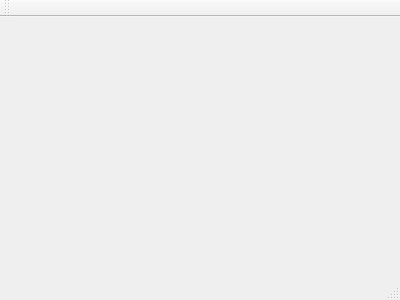
smilesun/mediaCV, file mainwindow.ui: the form before one commit.
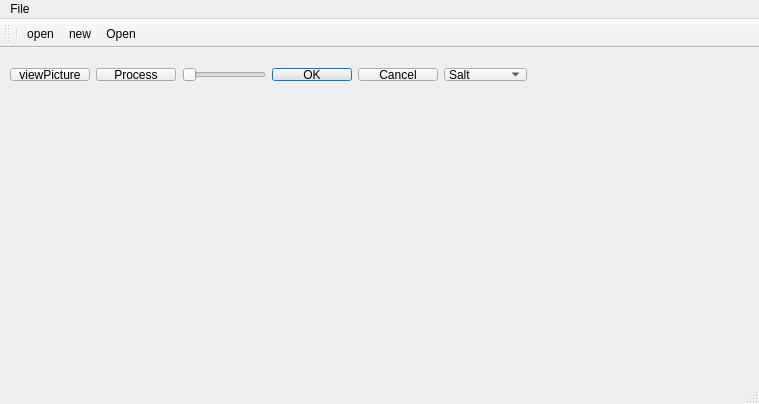
The form after the commit.

Patch:
```diff
--- a/mainwindow.ui
+++ b/mainwindow.ui
@@ -1,24 +1,251 @@
 <ui version="4.0">
  <class>MainWindow</class>
- <widget class="QMainWindow" name="MainWindow" >
-  <property name="geometry" >
+ <widget class="QMainWindow" name="MainWindow">
+  <property name="geometry">
    <rect>
     <x>0</x>
     <y>0</y>
-    <width>400</width>
-    <height>300</height>
+    <width>759</width>
+    <height>404</height>
    </rect>
   </property>
-  <property name="windowTitle" >
+  <property name="sizePolicy">
+   <sizepolicy hsizetype="Expanding" vsizetype="Expanding">
+    <horstretch>0</horstretch>
+    <verstretch>0</verstretch>
+   </sizepolicy>
+  </property>
+  <property name="windowTitle">
    <string>MainWindow</string>
   </property>
-  <widget class="QMenuBar" name="menuBar" />
-  <widget class="QToolBar" name="mainToolBar" />
-  <widget class="QWidget" name="centralWidget" />
-  <widget class="QStatusBar" name="statusBar" />
+  <property name="autoFillBackground">
+   <bool>true</bool>
+  </property>
+  <widget class="QWidget" name="centralWidget">
+   <property name="sizePolicy">
+    <sizepolicy hsizetype="Expanding" vsizetype="Expanding">
+     <horstretch>0</horstretch>
+     <verstretch>0</verstretch>
+    </sizepolicy>
+   </property>
+   <widget class="QWidget" name="">
+    <property name="geometry">
+     <rect>
+      <x>-1</x>
+      <y>9</y>
+      <width>761</width>
+      <height>35</height>
+     </rect>
+    </property>
+    <layout class="QGridLayout" name="gridLayout">
+     <property name="sizeConstraint">
+      <enum>QLayout::SetNoConstraint</enum>
+     </property>
+     <item row="0" column="0">
+      <layout class="QHBoxLayout" name="horizontalLayout_4">
+       <item>
+        <layout class="QHBoxLayout" name="horizontalLayout">
+         <item>
+          <widget class="QPushButton" name="pushButton">
+           <property name="sizePolicy">
+            <sizepolicy hsizetype="Expanding" vsizetype="Expanding">
+             <horstretch>0</horstretch>
+             <verstretch>0</verstretch>
+            </sizepolicy>
+           </property>
+           <property name="text">
+            <string>viewPicture</string>
+           </property>
+          </widget>
+         </item>
+         <item>
+          <widget class="QPushButton" name="pushButton_2">
+           <property name="sizePolicy">
+            <sizepolicy hsizetype="Expanding" vsizetype="Expanding">
+             <horstretch>0</horstretch>
+             <verstretch>0</verstretch>
+            </sizepolicy>
+           </property>
+           <property name="text">
+            <string>Process</string>
+           </property>
+          </widget>
+         </item>
+         <item>
+          <widget class="QSlider" name="horizontalSlider">
+           <property name="sizePolicy">
+            <sizepolicy hsizetype="Expanding" vsizetype="Expanding">
+             <horstretch>0</horstretch>
+             <verstretch>0</verstretch>
+            </sizepolicy>
+           </property>
+           <property name="orientation">
+            <enum>Qt::Horizontal</enum>
+           </property>
+          </widget>
+         </item>
+        </layout>
+       </item>
+       <item>
+        <layout class="QHBoxLayout" name="horizontalLayout_3">
+         <item>
+          <widget class="QDialogButtonBox" name="buttonBox">
+           <property name="sizePolicy">
+            <sizepolicy hsizetype="Expanding" vsizetype="Expanding">
+             <horstretch>0</horstretch>
+             <verstretch>0</verstretch>
+            </sizepolicy>
+           </property>
+           <property name="standardButtons">
+            <set>QDialogButtonBox::Cancel|QDialogButtonBox::Ok</set>
+           </property>
+          </widget>
+         </item>
+         <item>
+          <widget class="QComboBox" name="comboBox">
+           <property name="sizePolicy">
+            <sizepolicy hsizetype="Expanding" vsizetype="Expanding">
+             <horstretch>0</horstretch>
+             <verstretch>0</verstretch>
+            </sizepolicy>
+           </property>
+           <item>
+            <property name="text">
+             <string>Salt</string>
+            </property>
+           </item>
+           <item>
+            <property name="text">
+             <string>Laplacian</string>
+            </property>
+           </item>
+          </widget>
+         </item>
+        </layout>
+       </item>
+      </layout>
+     </item>
+     <item row="0" column="1">
+      <spacer name="horizontalSpacer">
+       <property name="orientation">
+        <enum>Qt::Horizontal</enum>
+       </property>
+       <property name="sizeHint" stdset="0">
+        <size>
+         <width>40</width>
+         <height>20</height>
+        </size>
+       </property>
+      </spacer>
+     </item>
+    </layout>
+   </widget>
+   <widget class="QWidget" name="">
+    <property name="geometry">
+     <rect>
+      <x>10</x>
+      <y>51</y>
+      <width>751</width>
+      <height>281</height>
+     </rect>
+    </property>
+    <layout class="QHBoxLayout" name="horizontalLayout_2">
+     <item>
+      <widget class="QLabel" name="label_input">
+       <property name="sizePolicy">
+        <sizepolicy hsizetype="Expanding" vsizetype="Expanding">
+         <horstretch>0</horstretch>
+         <verstretch>0</verstretch>
+        </sizepolicy>
+       </property>
+       <property name="text">
+        <string/>
+       </property>
+      </widget>
+     </item>
+     <item>
+      <spacer name="horizontalSpacer_2">
+       <property name="orientation">
+        <enum>Qt::Horizontal</enum>
+       </property>
+       <property name="sizeHint" stdset="0">
+        <size>
+         <width>40</width>
+         <height>20</height>
+        </size>
+       </property>
+      </spacer>
+     </item>
+     <item>
+      <widget class="QLabel" name="label_output">
+       <property name="sizePolicy">
+        <sizepolicy hsizetype="Expanding" vsizetype="Expanding">
+         <horstretch>0</horstretch>
+         <verstretch>0</verstretch>
+        </sizepolicy>
+       </property>
+       <property name="text">
+        <string/>
+       </property>
+      </widget>
+     </item>
+    </layout>
+   </widget>
+  </widget>
+  <widget class="QMenuBar" name="menuBar">
+   <property name="geometry">
+    <rect>
+     <x>0</x>
+     <y>0</y>
+     <width>759</width>
+     <height>25</height>
+    </rect>
+   </property>
+   <widget class="QMenu" name="menuFile">
+    <property name="title">
+     <string>File</string>
+    </property>
+    <addaction name="actionOpen"/>
+    <addaction name="actionNew"/>
+   </widget>
+   <addaction name="menuFile"/>
+  </widget>
+  <widget class="QToolBar" name="mainToolBar">
+   <attribute name="toolBarArea">
+    <enum>TopToolBarArea</enum>
+   </attribute>
+   <attribute name="toolBarBreak">
+    <bool>false</bool>
+   </attribute>
+   <addaction name="separator"/>
+   <addaction name="actionOpen"/>
+   <addaction name="actionNew"/>
+   <addaction name="actionOpen_2"/>
+  </widget>
+  <widget class="QStatusBar" name="statusBar"/>
+  <action name="actionOpen">
+   <property name="text">
+    <string>open</string>
+   </property>
+  </action>
+  <action name="actionNew">
+   <property name="text">
+    <string>new</string>
+   </property>
+  </action>
+  <action name="actionOpen_2">
+   <property name="checkable">
+    <bool>true</bool>
+   </property>
+   <property name="text">
+    <string>Open</string>
+   </property>
+   <property name="toolTip">
+    <string>&lt;html&gt;&lt;head/&gt;&lt;body&gt;&lt;p&gt;Open file&lt;/p&gt;&lt;/body&gt;&lt;/html&gt;</string>
+   </property>
+  </action>
  </widget>
- <layoutDefault spacing="6" margin="11" />
- <pixmapfunction></pixmapfunction>
+ <layoutdefault spacing="6" margin="11"/>
  <resources/>
  <connections/>
 </ui>
```
Left out of the diff: 1 changed line with no effect on the pictures.
